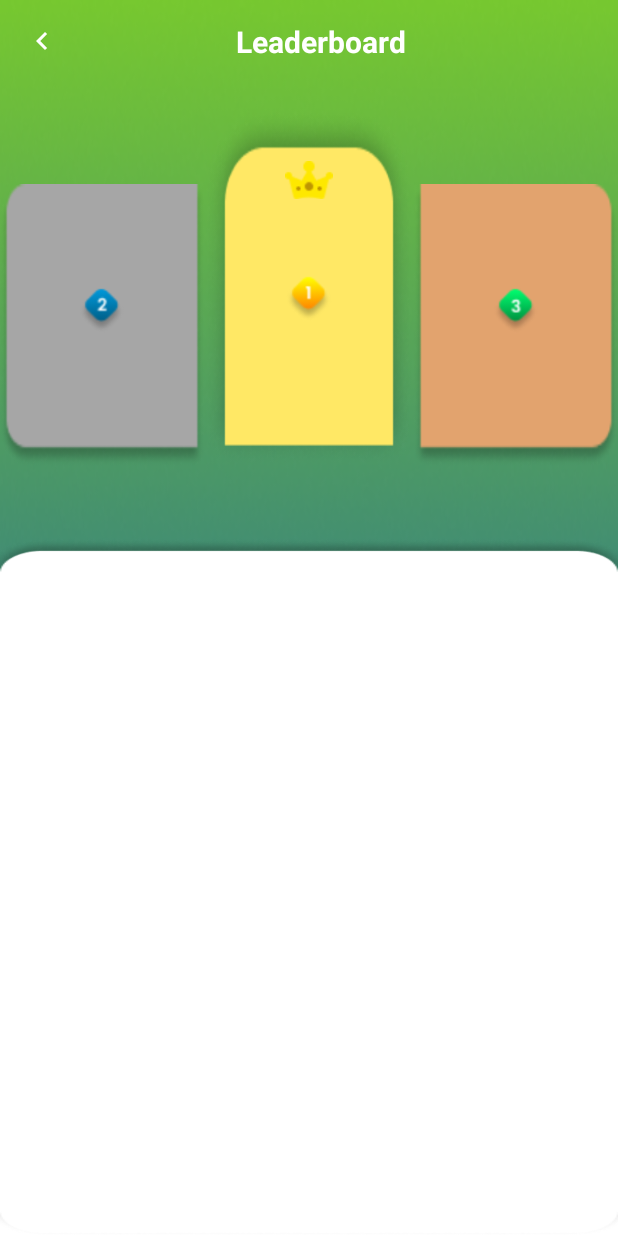
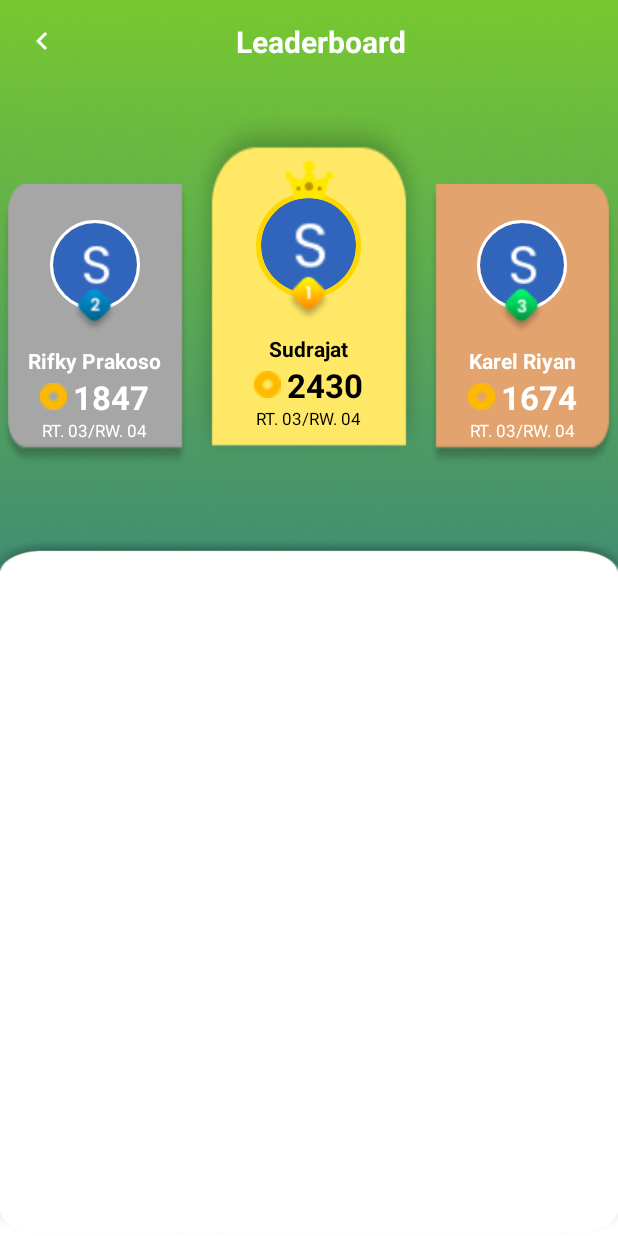
Before and after one commit to karelriyan/cipta-muri-mobile, an Android app: the LeaderboardActivity screen opened directly, with no data from a screen before it, on a phone screen of 412 x 824 dp. Run offline under Robolectric (Android 15) with nearby library versions, the phone set to English and light mode, and no system bars; our stand-ins replace CircleImageView.

Commit message:
Fix: Tampilan Leaderboard

```diff
--- a/app/src/main/res/layout/activity_leaderboard.xml
+++ b/app/src/main/res/layout/activity_leaderboard.xml
@@ -50,159 +50,22 @@
         android:paddingTop="16dp"
         android:paddingBottom="48dp">
 
-        <!-- Podium Peringkat 2 (Kiri) -->
-        <!-- Lebar diatur 30% dari layar, menempel ke kiri -->
-        <LinearLayout
-            android:id="@+id/podium_2"
-            android:layout_width="0dp"
-            android:layout_height="wrap_content"
-            android:orientation="vertical"
-            android:gravity="center"
-            android:background="@drawable/bg_podium_side_left"
-            android:paddingTop="24dp"
-            android:paddingBottom="16dp"
-            app:layout_constraintBottom_toBottomOf="parent"
-            app:layout_constraintStart_toStartOf="parent"
-            app:layout_constraintWidth_percent="0.33">
-
-            <!-- [ANDA DISINI] Ganti dengan avatar peringkat 2 -->
-            <de.hdodenhof.circleimageview.CircleImageView
-                android:layout_width="60dp"
-                android:layout_height="60dp"
-                tools:src="@tools:sample/avatars"
-                app:civ_border_width="2dp"
-                app:civ_border_color="#FFFFFF"/>
-
-            <ImageView
-                android:layout_width="32dp"
-                android:layout_height="32dp"
-                android:layout_marginTop="-16dp"
-                android:contentDescription="Juara 2 Badge"
-                android:elevation="10dp"
-                android:src="@drawable/ic_2" />
-
-
-            <TextView
-                android:layout_width="wrap_content"
-                android:layout_height="wrap_content"
-                android:layout_marginTop="8dp"
-                tools:text="Rifky Prakoso"
-                android:textColor="@android:color/white"
-                android:textStyle="bold" />
-
-            <LinearLayout
-                android:layout_width="wrap_content"
-                android:layout_height="wrap_content"
-                android:orientation="horizontal"
-                android:gravity="center_vertical">
-                <!-- [ANDA DISINI] Ganti dengan ikon poin Anda -->
-                <ImageView
-                    android:layout_width="18dp"
-                    android:layout_height="18dp"
-                    android:layout_marginEnd="4dp"
-                    tools:src="@drawable/ic_point_leaderboard"/>
-                <TextView
-                    android:layout_width="wrap_content"
-                    android:layout_height="wrap_content"
-                    android:textColor="@android:color/white"
-                    android:textSize="22sp"
-                    android:textStyle="bold"
-                    tools:text="1847" />
-            </LinearLayout>
-
-            <TextView
-                android:layout_width="wrap_content"
-                android:layout_height="wrap_content"
-                android:textColor="@android:color/white"
-                android:textSize="11sp"
-                tools:text="RT. 03/RW. 04" />
-        </LinearLayout>
-
-        <!-- Podium Peringkat 3 (Kanan) -->
-        <!-- Lebar diatur 30% dari layar, menempel ke kanan -->
-        <LinearLayout
-            android:id="@+id/podium_3"
-            android:layout_width="0dp"
-            android:layout_height="wrap_content"
-            android:orientation="vertical"
-            android:gravity="center"
-            android:background="@drawable/bg_podium_side_right"
-            android:paddingTop="24dp"
-            android:paddingBottom="16dp"
-            app:layout_constraintBottom_toBottomOf="parent"
-            app:layout_constraintEnd_toEndOf="parent"
-            app:layout_constraintWidth_percent="0.33">
-
-            <!-- [ANDA DISINI] Ganti dengan avatar peringkat 3 -->
-            <de.hdodenhof.circleimageview.CircleImageView
-                android:layout_width="60dp"
-                android:layout_height="60dp"
-                tools:src="@tools:sample/avatars"
-                app:civ_border_width="2dp"
-                app:civ_border_color="#FFFFFF"/>
-
-            <ImageView
-                android:layout_width="32dp"
-                android:layout_height="32dp"
-                android:layout_marginTop="-16dp"
-                android:contentDescription="Juara 3 Badge"
-                android:elevation="10dp"
-                android:src="@drawable/ic_3" />
-
-            <TextView
-                android:layout_width="wrap_content"
-                android:layout_height="wrap_content"
-                android:layout_marginTop="8dp"
-                tools:text="Karel Riyan"
-                android:textColor="@android:color/white"
-                android:textStyle="bold" />
-
-            <LinearLayout
-                android:layout_width="wrap_content"
-                android:layout_height="wrap_content"
-                android:orientation="horizontal"
-                android:gravity="center_vertical">
-                <!-- [ANDA DISINI] Ganti dengan ikon poin Anda -->
-                <ImageView
-                    android:layout_width="18dp"
-                    android:layout_height="18dp"
-                    android:layout_marginEnd="4dp"
-                    tools:src="@drawable/ic_point_leaderboard"/>
-                <TextView
-                    android:layout_width="wrap_content"
-                    android:layout_height="wrap_content"
-                    android:textColor="@android:color/white"
-                    android:textSize="22sp"
-                    android:textStyle="bold"
-                    tools:text="1674" />
-            </LinearLayout>
-
-            <TextView
-                android:layout_width="wrap_content"
-                android:layout_height="wrap_content"
-                android:textColor="@android:color/white"
-                android:textSize="11sp"
-                tools:text="RT. 03/RW. 04" />
-        </LinearLayout>
-
-
-        <!-- Podium Peringkat 1 (Tengah) -->
-        <!-- Lebar diatur untuk mengisi sisa ruang antara podium 2 dan 3 -->
+        <!-- Podium Peringkat 1 (Tengah) - Dideklarasikan pertama -->
         <LinearLayout
             android:id="@+id/podium_1"
-            android:layout_width="0dp"
+            android:layout_width="wrap_content"
             android:layout_height="wrap_content"
             android:background="@drawable/bg_podium_center"
             android:gravity="center"
             android:orientation="vertical"
+            android:paddingStart="16dp"
+            android:paddingEnd="16dp"
             android:paddingTop="32dp"
             android:paddingBottom="24dp"
-            app:layout_constraintEnd_toStartOf="@+id/podium_3"
-            app:layout_constraintHorizontal_bias="1.0"
-            app:layout_constraintStart_toEndOf="@+id/podium_2"
+            app:layout_constraintEnd_toEndOf="parent"
+            app:layout_constraintStart_toStartOf="parent"
             app:layout_constraintTop_toTopOf="parent">
 
-            <!-- [ANDA DISINI] Ganti dengan ikon mahkota -->
             <ImageView
                 android:layout_width="32dp"
                 android:layout_height="32dp"
@@ -211,13 +74,12 @@
                 android:elevation="10dp"
                 android:src="@drawable/ic_crown" />
 
-            <!-- [ANDA DISINI] Ganti dengan avatar peringkat 1 -->
             <de.hdodenhof.circleimageview.CircleImageView
                 android:layout_width="70dp"
                 android:layout_height="70dp"
                 app:civ_border_color="#FFD700"
                 app:civ_border_width="3dp"
-                tools:src="@tools:sample/avatars" />
+                android:src="@drawable/avatar" />
 
             <ImageView
                 android:layout_width="32dp"
@@ -233,26 +95,25 @@
                 android:layout_marginTop="8dp"
                 android:textColor="@android:color/black"
                 android:textStyle="bold"
-                tools:text="Sudrajat" />
+                android:text="Sudrajat" />
 
             <LinearLayout
                 android:layout_width="wrap_content"
                 android:layout_height="wrap_content"
-                android:orientation="horizontal"
-                android:gravity="center_vertical">
-                <!-- [ANDA DISINI] Ganti dengan ikon poin Anda -->
+                android:gravity="center_vertical"
+                android:orientation="horizontal">
                 <ImageView
                     android:layout_width="18dp"
                     android:layout_height="18dp"
                     android:layout_marginEnd="4dp"
-                    tools:src="@drawable/ic_point_leaderboard"/>
+                    android:src="@drawable/ic_point_leaderboard"/>
                 <TextView
                     android:layout_width="wrap_content"
                     android:layout_height="wrap_content"
                     android:textColor="@android:color/black"
                     android:textSize="22sp"
                     android:textStyle="bold"
-                    tools:text="2430" />
+                    android:text="2430" />
             </LinearLayout>
 
             <TextView
@@ -260,7 +121,137 @@
                 android:layout_height="wrap_content"
                 android:textColor="@android:color/black"
                 android:textSize="11sp"
-                tools:text="RT. 03/RW. 04" />
+                android:text="RT. 03/RW. 04" />
+        </LinearLayout>
+
+        <!-- Podium Peringkat 2 (Kiri) - Diikat ke podium_1 -->
+        <LinearLayout
+            android:id="@+id/podium_2"
+            android:layout_width="wrap_content"
+            android:layout_height="wrap_content"
+            android:background="@drawable/bg_podium_side_left"
+            android:gravity="center"
+            android:orientation="vertical"
+            android:paddingStart="16dp"
+            android:paddingEnd="16dp"
+            android:paddingTop="24dp"
+            android:paddingBottom="16dp"
+            app:layout_constraintBottom_toBottomOf="@+id/podium_1"
+            app:layout_constraintEnd_toStartOf="@+id/podium_1">
+
+            <de.hdodenhof.circleimageview.CircleImageView
+                android:layout_width="60dp"
+                android:layout_height="60dp"
+                app:civ_border_color="#FFFFFF"
+                app:civ_border_width="2dp"
+                android:src="@drawable/avatar" />
+
+            <ImageView
+                android:layout_width="32dp"
+                android:layout_height="32dp"
+                android:layout_marginTop="-16dp"
+                android:contentDescription="Juara 2 Badge"
+                android:elevation="10dp"
+                android:src="@drawable/ic_2" />
+
+            <TextView
+                android:layout_width="wrap_content"
+                android:layout_height="wrap_content"
+                android:layout_marginTop="8dp"
+                android:textColor="@android:color/white"
+                android:textStyle="bold"
+                android:text="Rifky Prakoso"/>
+
+            <LinearLayout
+                android:layout_width="wrap_content"
+                android:layout_height="wrap_content"
+                android:gravity="center_vertical"
+                android:orientation="horizontal">
+                <ImageView
+                    android:layout_width="18dp"
+                    android:layout_height="18dp"
+                    android:layout_marginEnd="4dp"
+                    android:src="@drawable/ic_point_leaderboard"/>
+                <TextView
+                    android:layout_width="wrap_content"
+                    android:layout_height="wrap_content"
+                    android:textColor="@android:color/white"
+                    android:textSize="22sp"
+                    android:textStyle="bold"
+                    android:text="1847" />
+            </LinearLayout>
+
+            <TextView
+                android:layout_width="wrap_content"
+                android:layout_height="wrap_content"
+                android:textColor="@android:color/white"
+                android:textSize="11sp"
+                android:text="RT. 03/RW. 04" />
+        </LinearLayout>
+
+        <!-- Podium Peringkat 3 (Kanan) - Diikat ke podium_1 -->
+        <LinearLayout
+            android:id="@+id/podium_3"
+            android:layout_width="wrap_content"
+            android:layout_height="wrap_content"
+            android:background="@drawable/bg_podium_side_right"
+            android:gravity="center"
+            android:orientation="vertical"
+            android:paddingStart="16dp"
+            android:paddingEnd="16dp"
+            android:paddingTop="24dp"
+            android:paddingBottom="16dp"
+            app:layout_constraintBottom_toBottomOf="@+id/podium_1"
+            app:layout_constraintStart_toEndOf="@+id/podium_1">
+
+            <de.hdodenhof.circleimageview.CircleImageView
+                android:layout_width="60dp"
+                android:layout_height="60dp"
+                app:civ_border_color="#FFFFFF"
+                app:civ_border_width="2dp"
+                android:src="@drawable/avatar" />
+
+            <ImageView
+                android:layout_width="32dp"
+                android:layout_height="32dp"
+                android:layout_marginTop="-16dp"
+                android:contentDescription="Juara 3 Badge"
+                android:elevation="10dp"
+                android:src="@drawable/ic_3" />
+
+            <TextView
+                android:layout_width="wrap_content"
+                android:layout_height="wrap_content"
+                android:layout_marginTop="8dp"
+                android:textColor="@android:color/white"
+                android:textStyle="bold"
+                android:text="Karel Riyan" />
+
+            <LinearLayout
+                android:layout_width="wrap_content"
+                android:layout_height="wrap_content"
+                android:gravity="center_vertical"
+                android:orientation="horizontal">
+                <ImageView
+                    android:layout_width="18dp"
+                    android:layout_height="18dp"
+                    android:layout_marginEnd="4dp"
+                    android:src="@drawable/ic_point_leaderboard"/>
+                <TextView
+                    android:layout_width="wrap_content"
+                    android:layout_height="wrap_content"
+                    android:textColor="@android:color/white"
+                    android:textSize="22sp"
+                    android:textStyle="bold"
+                    android:text="1674" />
+            </LinearLayout>
+
+            <TextView
+                android:layout_width="wrap_content"
+                android:layout_height="wrap_content"
+                android:textColor="@android:color/white"
+                android:textSize="11sp"
+                android:text="RT. 03/RW. 04" />
         </LinearLayout>
 
     </androidx.constraintlayout.widget.ConstraintLayout>
@@ -273,14 +264,12 @@
         android:orientation="vertical"
         android:paddingTop="24dp">
 
-        <!-- Idealnya ini menggunakan RecyclerView, ini hanya contoh 1 item -->
         <androidx.recyclerview.widget.RecyclerView
             android:id="@+id/rv_leaderboard"
             android:layout_width="match_parent"
             android:layout_height="match_parent"
             tools:listitem="@layout/item_leaderboard_rank"
-            tools:itemCount="6"
-            />
+            tools:itemCount="6" />
 
     </LinearLayout>
 
```
